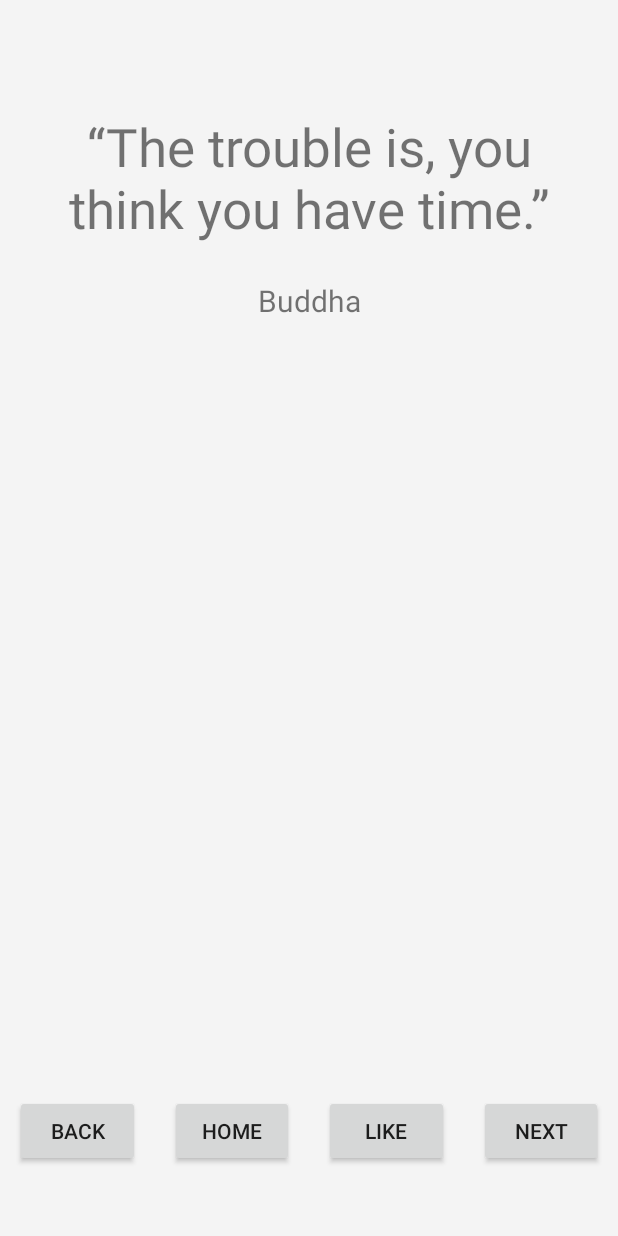
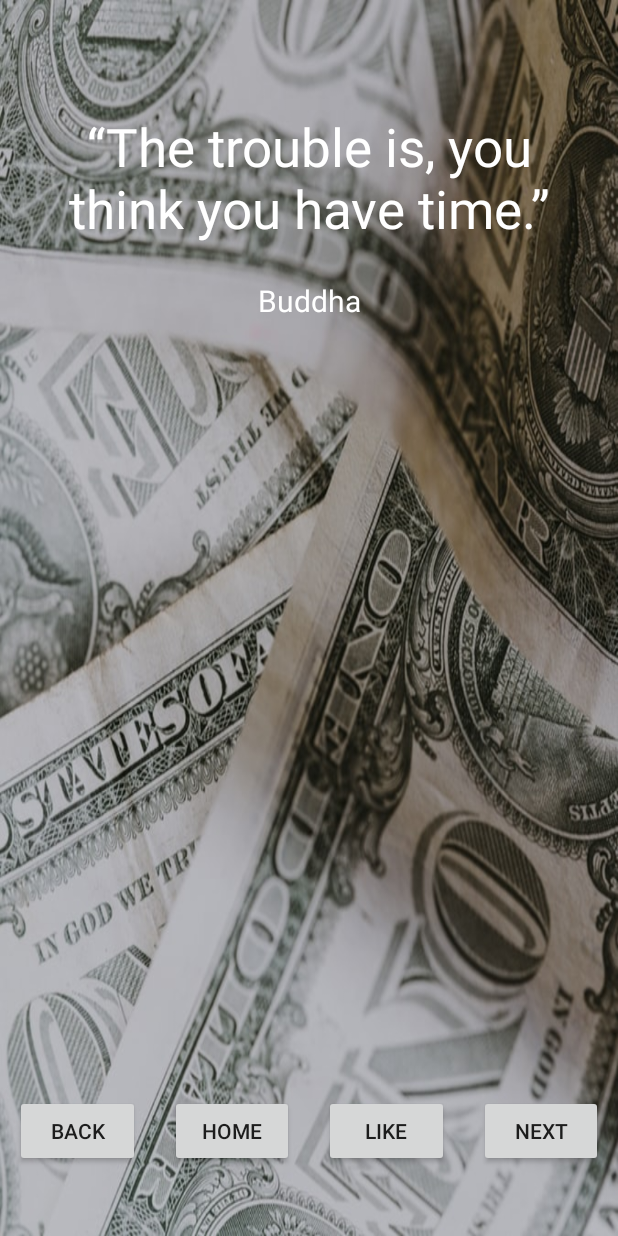
Before and after one commit to JavaAnton/RichQuotes, an Android app: the AllQuotesActivity screen opened directly, with no data from a screen before it, on a phone screen of 412 x 824 dp. Run offline under Robolectric (Android 15) with nearby library versions, the phone set to English and light mode, and no system bars.

Commit message:
background pic added

```diff
--- a/app/src/main/res/layout/all_quotes.xml
+++ b/app/src/main/res/layout/all_quotes.xml
@@ -4,7 +4,7 @@
     xmlns:tools="http://schemas.android.com/tools"
     android:layout_width="match_parent"
     android:layout_height="match_parent"
-    android:background="#f4f4f4"
+    android:background="@drawable/background"
     tools:context=".MainActivity">
 
     <TextView
@@ -13,6 +13,7 @@
         android:layout_height="wrap_content"
         android:gravity="center_horizontal"
         android:shadowColor="#000000"
+        android:textColor="#ffffff"
         android:text=""
         android:textSize="35sp"
         app:layout_constraintEnd_toEndOf="parent"
@@ -85,6 +86,7 @@
         android:layout_height="wrap_content"
         android:textSize="20sp"
         android:layout_marginTop="24dp"
+        android:textColor="#ffffff"
         android:text=""
         app:layout_constraintEnd_toEndOf="parent"
         app:layout_constraintStart_toStartOf="parent"
```
Also changed, not shown: app/src/main/java/de/rich/richquotes/richquotes/AllQuotesActivity.java (+35 -7 lines), app/src/main/res/drawable/background.jpg (added).
